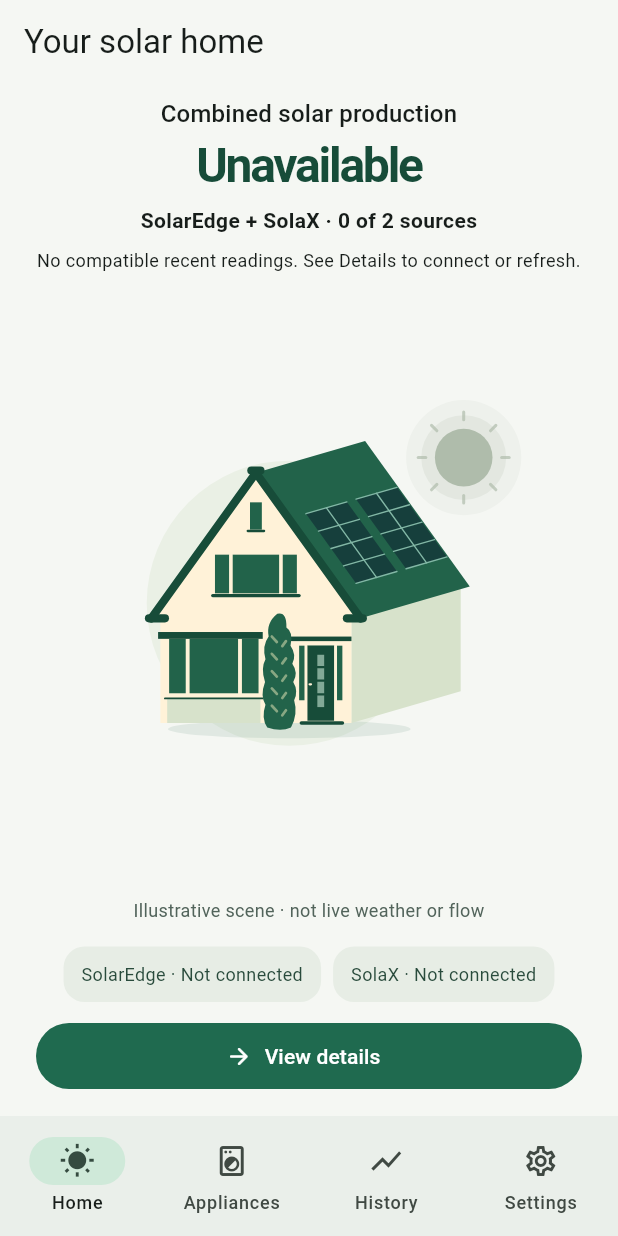
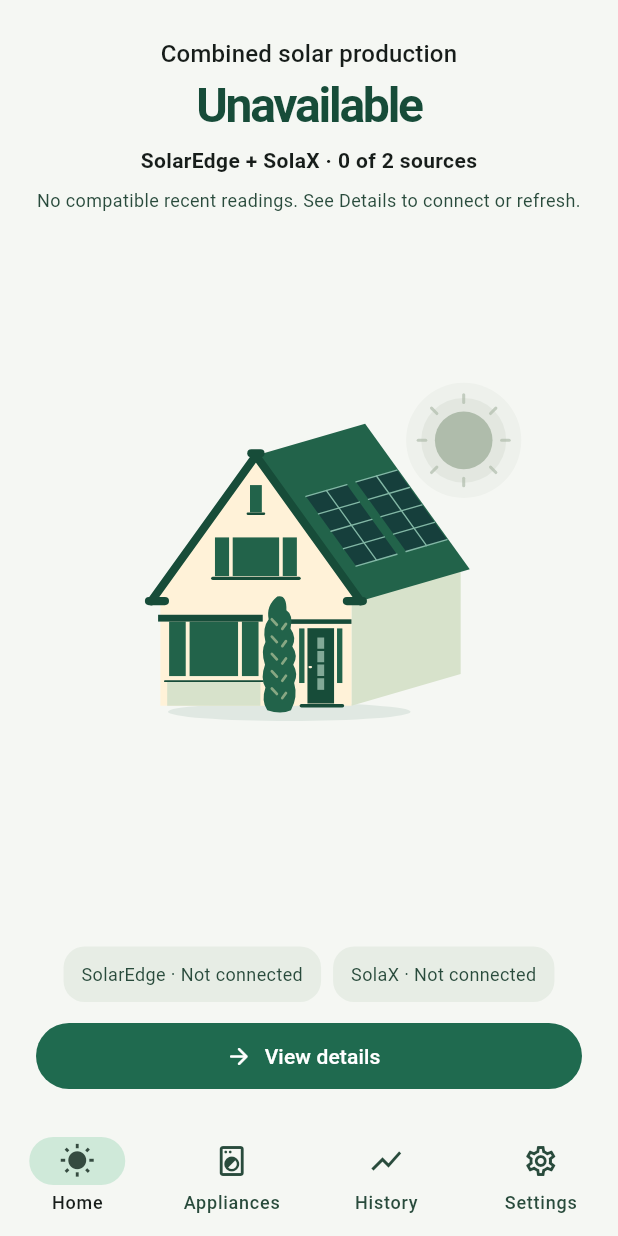
Before and after one commit to Owaiinnn/solar-overview, a Flutter app: the screen it shows after launch, on a phone screen of 412 x 824 dp. Run offline on Flutter 3.47's test engine with Material 3 defaults, Android fonts, the phone set to English and light mode, and no system bars; our stand-ins replace flutter_secure_storage, timezone.

Commit message:
feat: blend solar scenes into the full Home screen

```diff
--- a/app/lib/src/app.dart
+++ b/app/lib/src/app.dart
@@ -1,12 +1,14 @@
 import 'dart:async';
 
 import 'package:flutter/material.dart';
+import 'package:flutter/services.dart';
 
 import 'battery_controller.dart';
 import 'connection_controller.dart';
 import 'home.dart';
 import 'overview.dart';
 import 'p1_controller.dart';
+import 'production_total.dart';
 import 'settings.dart';
 import 'solax_controller.dart';
 
@@ -98,6 +100,29 @@ class _SolarAppState extends State<SolarApp> with WidgetsBindingObserver {
   @override
   Widget build(BuildContext context) {
     final controller = widget.controller;
+    return ListenableBuilder(
+      listenable: Listenable.merge([controller, widget.solax]),
+      builder: (context, _) {
+        final darkHome =
+            _tab == _AppTab.home &&
+            !_showDetails &&
+            ProductionTotal(controller, widget.solax).presentation ==
+                SolarProductionState.zero;
+        final colors =
+            ColorScheme.fromSeed(
+              seedColor: const Color(0xFF22634A),
+              brightness: darkHome ? Brightness.dark : Brightness.light,
+            ).copyWith(
+              surface: darkHome
+                  ? const Color(0xFF18352F)
+                  : const Color(0xFFF5F7F3),
+              surfaceContainerHigh: darkHome
+                  ? const Color(0xFF29473D)
+                  : const Color(0xFFE7EDE5),
+              onSurfaceVariant: darkHome
+                  ? const Color(0xFFC6D5C7)
+                  : const Color(0xFF294B3C),
+            );
         return MaterialApp(
           title: 'Solar overview',
           debugShowCheckedModeBanner: false,
@@ -112,9 +137,14 @@ class _SolarAppState extends State<SolarApp> with WidgetsBindingObserver {
                   ),
                 )
               : child!,
+          themeAnimationDuration: Duration.zero,
           theme: ThemeData(
-        colorScheme: ColorScheme.fromSeed(seedColor: const Color(0xFF22634A)),
-        scaffoldBackgroundColor: const Color(0xFFF5F7F3),
+            colorScheme: colors,
+            scaffoldBackgroundColor: colors.surface,
+            navigationBarTheme: NavigationBarThemeData(
+              backgroundColor: colors.surface,
+              elevation: 0,
+            ),
             inputDecorationTheme: const InputDecorationTheme(
               border: OutlineInputBorder(),
               filled: true,
@@ -122,28 +152,39 @@ class _SolarAppState extends State<SolarApp> with WidgetsBindingObserver {
             ),
             useMaterial3: true,
           ),
-      home: ListenableBuilder(
-        listenable: controller,
-        builder: (context, _) => PopScope(
+          home: AnnotatedRegion<SystemUiOverlayStyle>(
+            value:
+                (darkHome
+                        ? SystemUiOverlayStyle.light
+                        : SystemUiOverlayStyle.dark)
+                    .copyWith(
+                      statusBarColor: Colors.transparent,
+                      systemNavigationBarColor: colors.surface,
+                      systemNavigationBarDividerColor: Colors.transparent,
+                    ),
+            child: PopScope(
               canPop: !(_tab == _AppTab.home && _showDetails),
               onPopInvokedWithResult: (didPop, result) {
                 if (!didPop) setState(() => _showDetails = false);
               },
               child: Scaffold(
-            appBar: AppBar(
+                appBar: _tab == _AppTab.home && !_showDetails
+                    ? null
+                    : AppBar(
                         title: Text(
-                _tab == _AppTab.home
-                    ? (_showDetails ? 'Details' : 'Your solar home')
+                          _showDetails && _tab == _AppTab.home
+                              ? 'Details'
                               : 'Solar overview',
                         ),
                         leading: _tab == _AppTab.home && _showDetails
                             ? IconButton(
                                 tooltip: 'Back to Home',
                                 icon: const Icon(Icons.arrow_back),
-                      onPressed: () => setState(() => _showDetails = false),
+                                onPressed: () =>
+                                    setState(() => _showDetails = false),
                               )
                             : null,
-              backgroundColor: const Color(0xFFF5F7F3),
+                        backgroundColor: colors.surface,
                       ),
                 body: SafeArea(
                   child: Column(
@@ -156,7 +197,7 @@ class _SolarAppState extends State<SolarApp> with WidgetsBindingObserver {
                           child: Padding(
                             padding: const EdgeInsets.fromLTRB(20, 8, 20, 0),
                             child: Card(
-                          color: Theme.of(context).colorScheme.errorContainer,
+                              color: colors.errorContainer,
                               child: Padding(
                                 padding: const EdgeInsets.all(16),
                                 child: Text(controller.error!),
@@ -251,6 +292,8 @@ class _SolarAppState extends State<SolarApp> with WidgetsBindingObserver {
             ),
           ),
         );
+      },
+    );
   }
 }
 
--- a/app/lib/src/home.dart
+++ b/app/lib/src/home.dart
@@ -42,6 +42,7 @@ class HomePage extends StatelessWidget {
   Widget build(BuildContext context) => ListenableBuilder(
     listenable: Listenable.merge([controller, solax]),
     builder: (context, _) {
+      final colors = Theme.of(context).colorScheme;
       final total = ProductionTotal(controller, solax);
       final watts = total.watts;
       final loading =
@@ -86,12 +87,12 @@ class HomePage extends StatelessWidget {
         builder: (context, constraints) {
           return SingleChildScrollView(
             key: const PageStorageKey('home-scroll'),
-            padding: const EdgeInsets.fromLTRB(24, 8, 24, 16),
+            padding: const EdgeInsets.fromLTRB(24, 24, 24, 16),
             child: Center(
               child: ConstrainedBox(
                 constraints: BoxConstraints(
                   maxWidth: 520,
-                  minHeight: (constraints.maxHeight - 24).clamp(
+                  minHeight: (constraints.maxHeight - 40).clamp(
                     0.0,
                     double.infinity,
                   ),
@@ -131,7 +132,9 @@ class HomePage extends StatelessWidget {
                           height: 1.15,
                           letterSpacing: -1.5,
                           fontWeight: FontWeight.w700,
-                          color: const Color(0xFF174C39),
+                          color: colors.brightness == Brightness.dark
+                              ? colors.onSurface
+                              : const Color(0xFF174C39),
                         ),
                       ),
                       const SizedBox(height: 8),
@@ -144,7 +147,10 @@ class HomePage extends StatelessWidget {
                       Text(
                         message,
                         textAlign: TextAlign.center,
-                        style: const TextStyle(fontSize: 12),
+                        style: TextStyle(
+                          fontSize: 12,
+                          color: colors.onSurfaceVariant,
+                        ),
                       ),
                       Expanded(
                         child: ConstrainedBox(
@@ -154,14 +160,6 @@ class HomePage extends StatelessWidget {
                             production: total.presentation,
                             loading: loading,
                           ),
-                        ),
-                      ),
-                      const Text(
-                        'Illustrative scene · not live weather or flow',
-                        textAlign: TextAlign.center,
-                        style: TextStyle(
-                          fontSize: 12,
-                          color: Color(0xFF52645B),
                         ),
                       ),
                       const SizedBox(height: 16),
@@ -203,7 +201,7 @@ class _SourceStatus extends StatelessWidget {
   @override
   Widget build(BuildContext context) => DecoratedBox(
     decoration: BoxDecoration(
-      color: const Color(0xFFE7EDE5),
+      color: Theme.of(context).colorScheme.surfaceContainerHigh,
       borderRadius: BorderRadius.circular(14),
     ),
     child: Padding(
@@ -211,7 +209,10 @@ class _SourceStatus extends StatelessWidget {
       child: Text(
         '$name · $status',
         textAlign: TextAlign.center,
-        style: const TextStyle(fontSize: 12, color: Color(0xFF294B3C)),
+        style: TextStyle(
+          fontSize: 12,
+          color: Theme.of(context).colorScheme.onSurfaceVariant,
+        ),
       ),
     ),
   );
--- a/app/lib/src/solar_scene.dart
+++ b/app/lib/src/solar_scene.dart
@@ -168,12 +168,6 @@ class SolarScenePainter extends CustomPainter {
         ? const Color(0xFFE9B851)
         : const Color(0xFFAFBCAB);
     if (zero) {
-      final sky = RRect.fromRectAndRadius(
-        const Rect.fromLTRB(12, 6, 348, 248),
-        const Radius.circular(90),
-      );
-      fill(const Color(0xFF18352F));
-      canvas.drawRRect(sky, paint);
       const stars = [
         Offset(51, 57),
         Offset(81, 30),
@@ -216,8 +210,6 @@ class SolarScenePainter extends CustomPainter {
         }
       }
     } else {
-      fill(const Color(0xFFEAF0E5));
-      canvas.drawCircle(const Offset(167, 142), 94, paint);
       final pulse = .5 + .5 * math.sin(phase.value * math.pi * 2);
       fill(sunColor.withValues(alpha: .09 + pulse * .04));
       canvas.drawCircle(const Offset(282, 46), 37 + pulse * 3, paint);
```
Also changed, not shown: 5 other files. Lines whose indentation alone changed are shown as unchanged.
